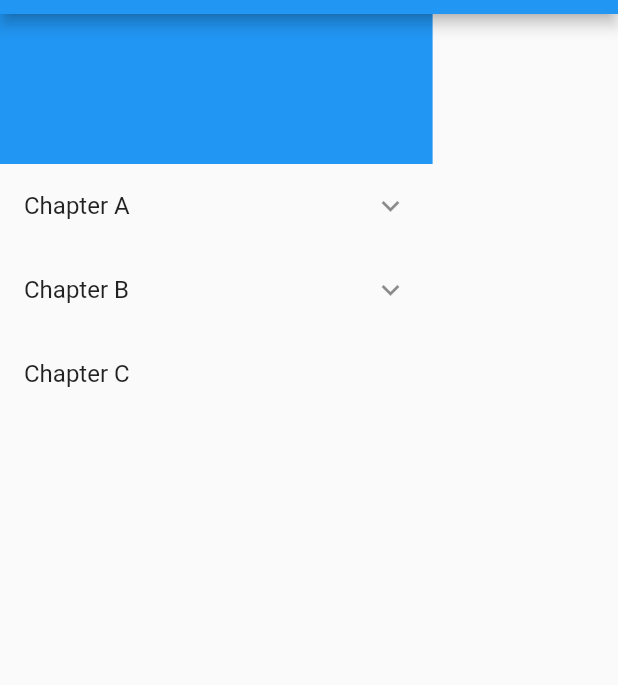
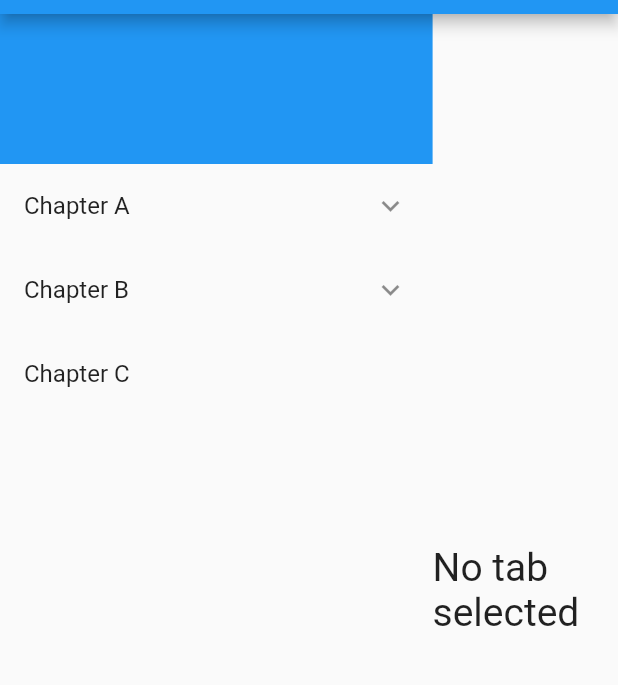
Before and after one commit to tusharsadhwani/flutter_sidebar, a Flutter app: the screen it shows after launch, on a phone screen of 412 x 824 dp, the part 70-755 px from its top. Run offline on Flutter 3.47's test engine with Material 2 defaults, Android fonts, the phone set to English and light mode, and no system bars.

Commit message:
added setTab callback

```diff
--- a/example/lib/main.dart
+++ b/example/lib/main.dart
@@ -59,17 +59,35 @@ class _MyHomePageState extends State<MyHomePage> {
     },
     {'title': 'Chapter C'},
   ];
+  String tab;
+  void setTab(String newTab) {
+    setState(() {
+      tab = newTab;
+    });
+  }
 
   @override
   Widget build(BuildContext context) {
+    const _textStyle = TextStyle(fontSize: 26);
     return Scaffold(
       appBar: AppBar(
         title: Text(widget.title),
       ),
       body: Row(
         children: [
-          Sidebar(
-            tabData,
+          Sidebar(tabData, setTab: setTab),
+          Expanded(
+            child: Center(
+              child: tab != null
+                  ? Text(
+                      'Selected tab: $tab',
+                      style: _textStyle,
+                    )
+                  : Text(
+                      'No tab selected',
+                      style: _textStyle,
+                    ),
+            ),
           ),
         ],
       ),
--- a/lib/flutter_sidebar.dart
+++ b/lib/flutter_sidebar.dart
@@ -9,9 +9,9 @@ import 'custom_expansion_tile.dart';
 class Sidebar extends StatefulWidget {
   final List<Map<String, dynamic>> tabs;
   final List<int> activeTabIndices;
-  final Function(List<int> tabIndices) selectTab;
+  final void Function(String) setTab;
 
-  const Sidebar(this.tabs, [this.activeTabIndices, this.selectTab]);
+  const Sidebar(this.tabs, {this.activeTabIndices, this.setTab});
 
   @override
   _SidebarState createState() => _SidebarState();
@@ -44,6 +44,7 @@ class _SidebarState extends State<Sidebar> {
             child: ListView.builder(
               itemBuilder: (BuildContext context, int index) => SidebarItem(
                 widget.tabs[index],
+                widget.setTab,
                 activeTabIndices,
                 setActiveTabIndices,
                 index: index,
@@ -59,6 +60,7 @@ class _SidebarState extends State<Sidebar> {
 
 class SidebarItem extends StatelessWidget {
   final Map<String, dynamic> data;
+  final void Function(String) setTab;
   final List<int> activeTabIndices;
   final void Function(List<int> newIndices) setActiveTabIndices;
   final int index;
@@ -66,6 +68,7 @@ class SidebarItem extends StatelessWidget {
 
   const SidebarItem(
     this.data,
+    this.setTab,
     this.activeTabIndices,
     this.setActiveTabIndices, {
     this.index,
@@ -90,14 +93,18 @@ class SidebarItem extends StatelessWidget {
         selected: activeTabIndices != null &&
             _indicesMatch(_indices, activeTabIndices),
         title: Text(root['title']),
-        onTap: () => setActiveTabIndices(_indices),
+        onTap: () {
+          setActiveTabIndices(_indices);
+          setTab(root['title']);
+        },
       );
 
     List<Widget> children = [];
     for (int i = 0; i < root['children'].length; i++) {
       Map<String, dynamic> item = root['children'][i];
       final itemIndices = [..._indices, i];
-      children.add(SidebarItem(item, activeTabIndices, setActiveTabIndices,
+      children.add(SidebarItem(
+          item, setTab, activeTabIndices, setActiveTabIndices,
           indices: itemIndices));
     }
 
```
